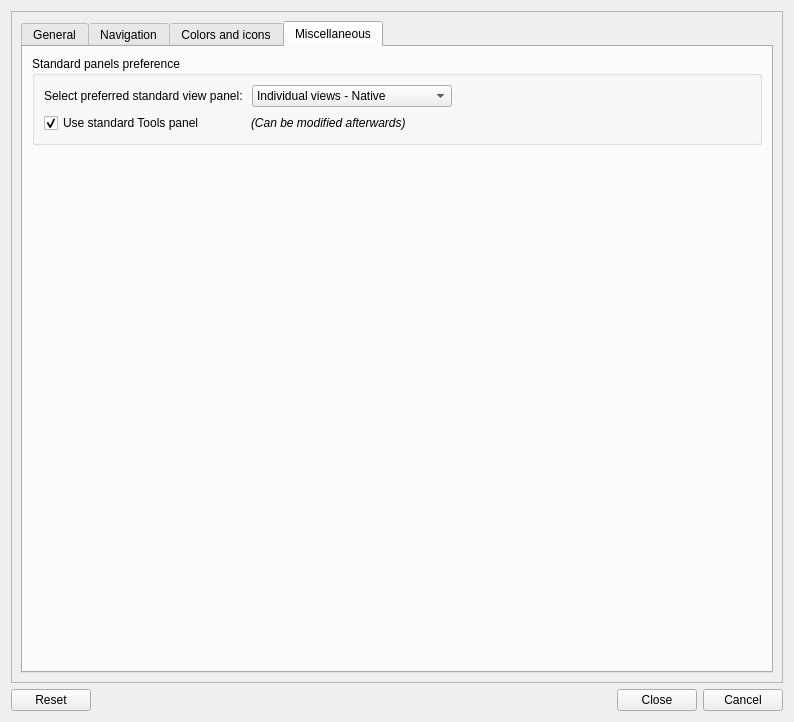
The window that Resources/ui/Settings.ui (APEbbers/FreeCAD-Ribbon) describes before a commit, drawn with Qt 5.
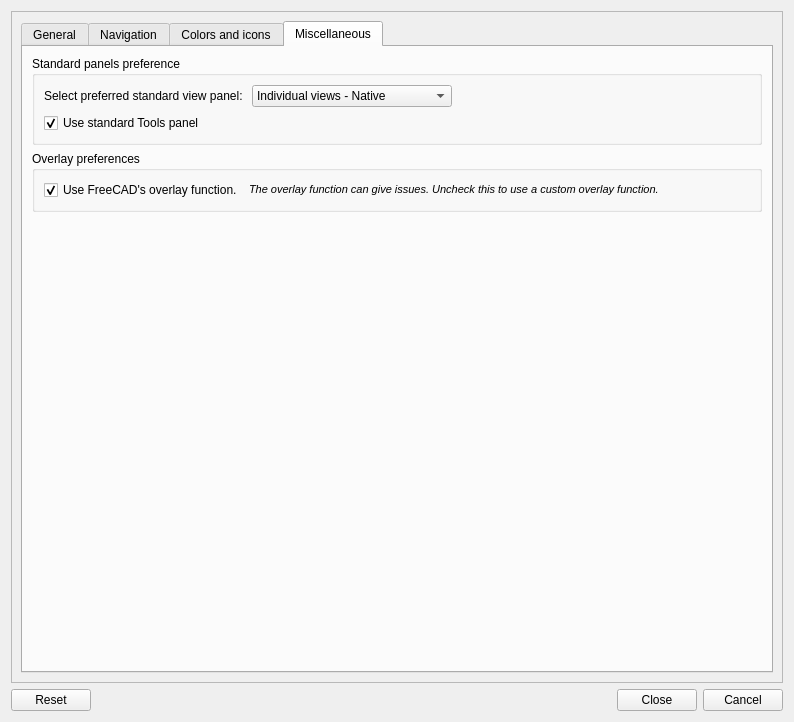
The same window after the commit. The open tabs and pages were chosen to show the change. Custom widgets are drawn as their Qt base class.

Commit message: Added option to use native overlay function to preferences

Patch:
```diff
--- a/Resources/ui/Settings.ui
+++ b/Resources/ui/Settings.ui
@@ -31,7 +31,7 @@
   <property name="autoFillBackground">
    <bool>false</bool>
   </property>
-  <layout class="QGridLayout" name="gridLayout_32">
+  <layout class="QGridLayout" name="gridLayout_33">
    <item row="0" column="0">
     <layout class="QGridLayout" name="gridLayout_6">
      <item row="0" column="0" colspan="4">
@@ -56,8 +56,8 @@
          <rect>
           <x>0</x>
           <y>0</y>
-          <width>760</width>
-          <height>860</height>
+          <width>772</width>
+          <height>668</height>
          </rect>
         </property>
         <layout class="QGridLayout" name="gridLayout_28">
@@ -1586,6 +1586,19 @@
              <string>Miscellaneous</string>
             </attribute>
             <layout class="QGridLayout" name="gridLayout_30">
+             <item row="2" column="0">
+              <spacer name="verticalSpacer_3">
+               <property name="orientation">
+                <enum>Qt::Orientation::Vertical</enum>
+               </property>
+               <property name="sizeHint" stdset="0">
+                <size>
+                 <width>20</width>
+                 <height>708</height>
+                </size>
+               </property>
+              </spacer>
+             </item>
              <item row="0" column="0">
               <widget class="QGroupBox" name="groupBox_11">
                <property name="title">
@@ -1658,30 +1671,53 @@
                     </property>
                    </widget>
                   </item>
-                  <item row="0" column="1">
-                   <widget class="QLabel" name="label_29">
-                    <property name="text">
-                     <string>&lt;html&gt;&lt;head/&gt;&lt;body&gt;&lt;p&gt;&lt;span style=&quot; font-style:italic;&quot;&gt;(Can be modified afterwards)&lt;/span&gt;&lt;/p&gt;&lt;/body&gt;&lt;/html&gt;</string>
-                    </property>
-                   </widget>
-                  </item>
                  </layout>
                 </item>
                </layout>
               </widget>
              </item>
              <item row="1" column="0">
-              <spacer name="verticalSpacer_3">
-               <property name="orientation">
-                <enum>Qt::Orientation::Vertical</enum>
+              <widget class="QGroupBox" name="groupBox_12">
+               <property name="title">
+                <string>Overlay preferences</string>
                </property>
-               <property name="sizeHint" stdset="0">
-                <size>
-                 <width>20</width>
-                 <height>708</height>
-                </size>
-               </property>
-              </spacer>
+               <layout class="QGridLayout" name="gridLayout_32">
+                <item row="0" column="1">
+                 <widget class="QLabel" name="label_26">
+                  <property name="text">
+                   <string>&lt;html&gt;&lt;head/&gt;&lt;body&gt;&lt;p&gt;&lt;span style=&quot; font-size:8pt; font-style:italic;&quot;&gt;The overlay function can give issues. Uncheck this to use a custom overlay function.&lt;/span&gt;&lt;/p&gt;&lt;/body&gt;&lt;/html&gt;</string>
+                  </property>
+                 </widget>
+                </item>
+                <item row="0" column="0">
+                 <widget class="QCheckBox" name="FCOverlayEnabled">
+                  <property name="toolTip">
+                   <string>Use the overlay function from FreeCAD.
+Uncheck this when there are issues with the overlay function and the FreeCAD Ribbon.</string>
+                  </property>
+                  <property name="text">
+                   <string>Use FreeCAD's overlay function.</string>
+                  </property>
+                  <property name="checked">
+                   <bool>true</bool>
+                  </property>
+                 </widget>
+                </item>
+                <item row="0" column="2">
+                 <spacer name="horizontalSpacer_10">
+                  <property name="orientation">
+                   <enum>Qt::Orientation::Horizontal</enum>
+                  </property>
+                  <property name="sizeHint" stdset="0">
+                   <size>
+                    <width>40</width>
+                    <height>20</height>
+                   </size>
+                  </property>
+                 </spacer>
+                </item>
+               </layout>
+              </widget>
              </item>
             </layout>
            </widget>
```
Left out of the diff: 2 changed lines with no effect on the pictures. The commit also changes 4 other files.
